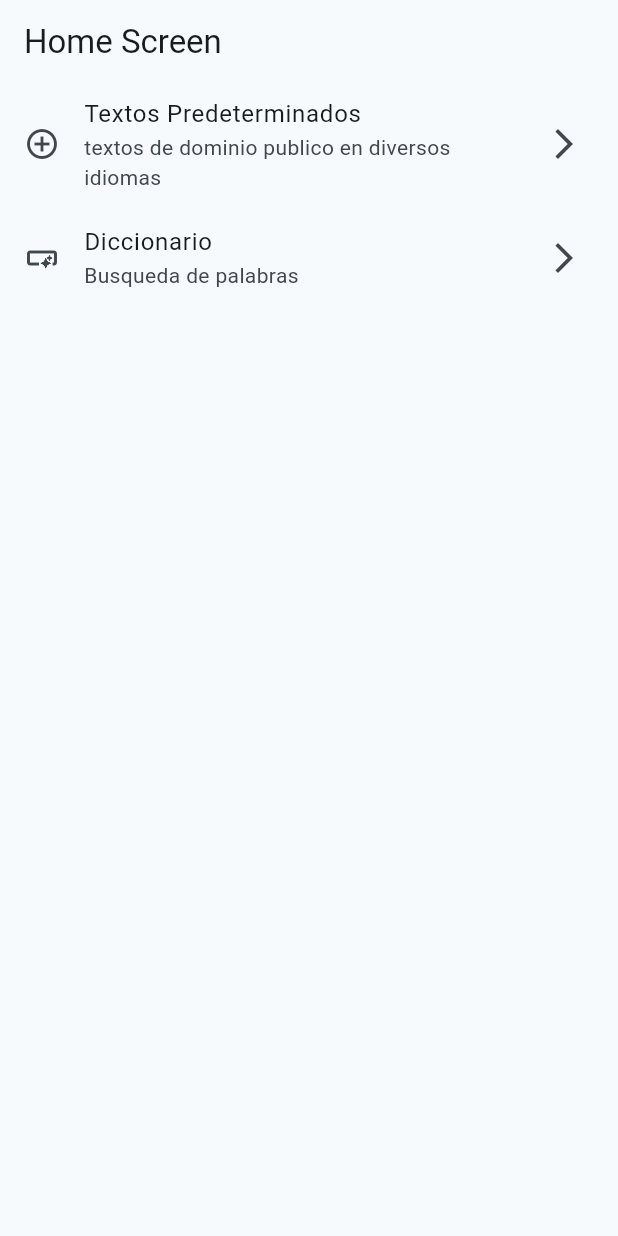
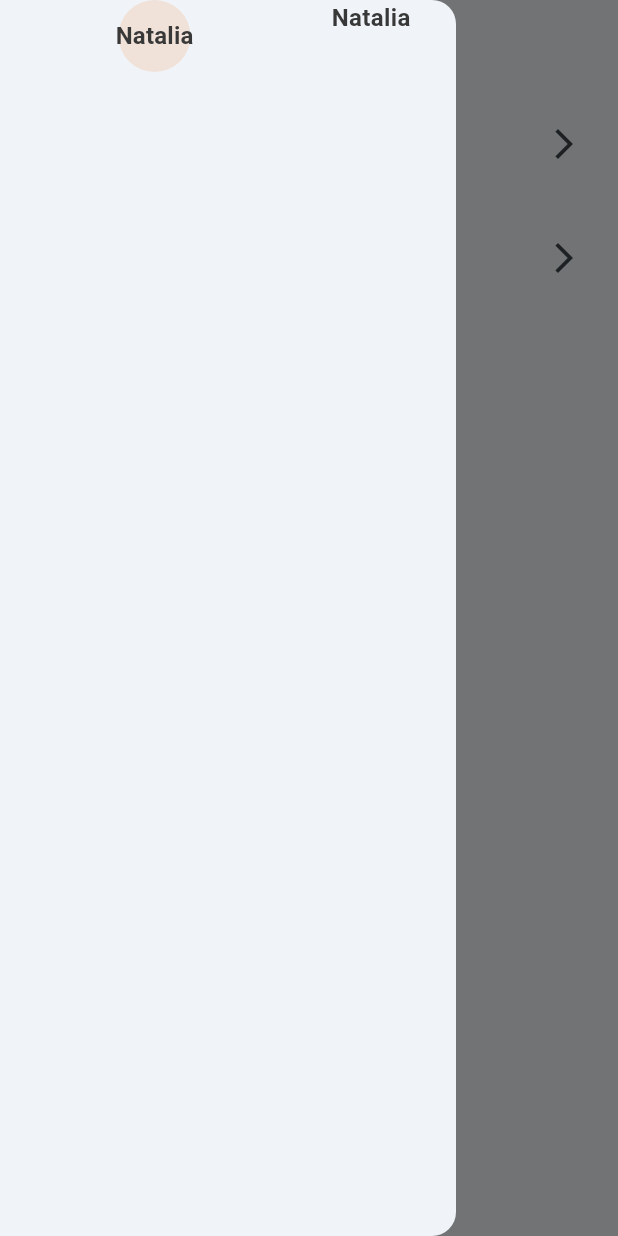
Before and after one commit to Natalia443/RivaLearn-Mobile, a Flutter app: the screen it shows after launch, with the side drawer open (before the commit the screen has no drawer), on a phone screen of 412 x 824 dp. Run offline on Flutter 3.47's test engine with Material 3 defaults, Android fonts, the phone set to English and light mode, and no system bars; our stand-ins replace go_router.

Commit message:
diccionario funcional

```diff
--- a/lib/config/menu/menu_items.dart
+++ b/lib/config/menu/menu_items.dart
@@ -18,11 +18,11 @@ const List<MenuItem> menuItems = [
   MenuItem(
       title: 'Textos Predeterminados',
       subtitle: 'textos de dominio publico en diversos idiomas',
-      icon: Icons.add_circle_outline_outlined,
+      icon: Icons.book,
       link: '/default_texts'),
   MenuItem(
       title: 'Diccionario',
       subtitle: 'Busqueda de palabras',
-      icon: Icons.smart_button_outlined,
+      icon: Icons.menu_book,
       link: '/dictionary'),
 ];
--- a/lib/screens/home_screen.dart
+++ b/lib/screens/home_screen.dart
@@ -12,6 +12,42 @@ class HomeScreen extends StatelessWidget {
       appBar: AppBar(
         title: const Text('Home Screen'),
       ),
+      drawer: SafeArea(
+          child: Drawer(
+        child: SizedBox(
+          child: Row(
+            crossAxisAlignment: CrossAxisAlignment.start,
+            children: [
+              Container(
+                width: MediaQuery.of(context).size.width * 0.5,
+                child: CircleAvatar(
+                  radius: 24,
+                  backgroundColor: const Color(0xFFF37820).withOpacity(.15),
+                  child: const Text(
+                    'Natalia',
+                    style: TextStyle(
+                      color: Color(0xFF383838),
+                      fontWeight: FontWeight.w600,
+                      fontSize: 16,
+                    ),
+                  ),
+                ),
+              ),
+              const SizedBox(
+                width: 15,
+              ),
+              const Text(
+                'Natalia',
+                style: TextStyle(
+                  fontSize: 16,
+                  fontWeight: FontWeight.w600,
+                  color: Color(0xFF383838),
+                ),
+              ),
+            ],
+          ),
+        ),
+      )),
       body: const _HomeView(),
     );
   }
```
Also changed, not shown: lib/core/data/dictionary_datasource.dart (added, +25 -0 lines), lib/screens/dictionary_screen.dart (+42 -5 lines).
